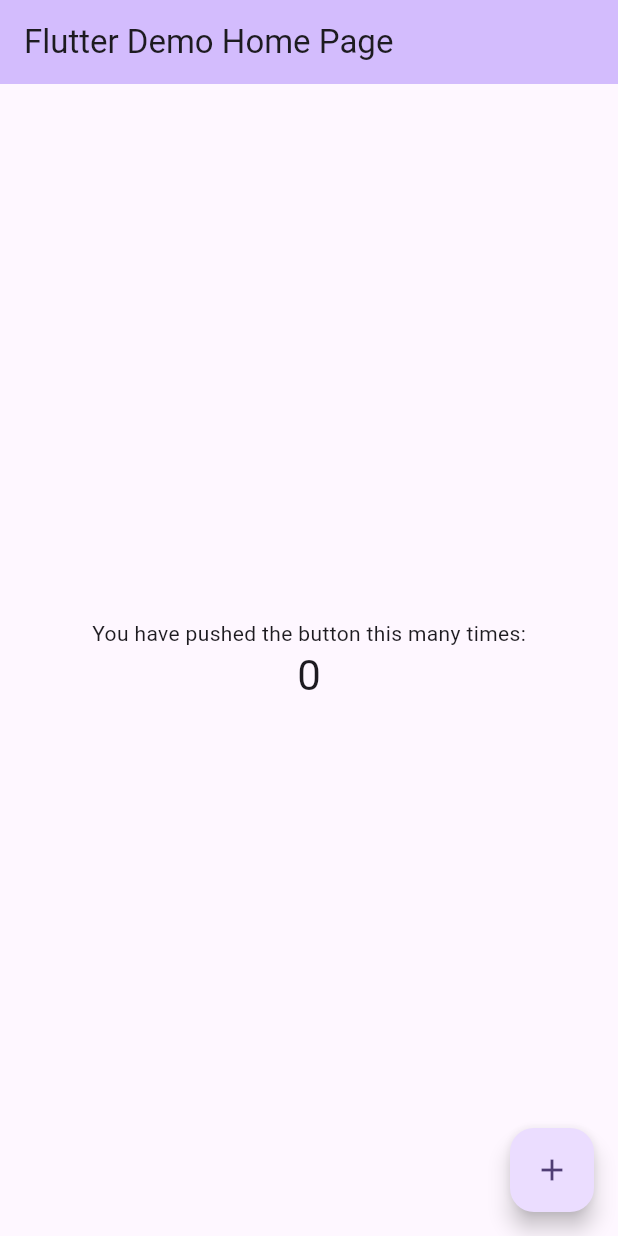
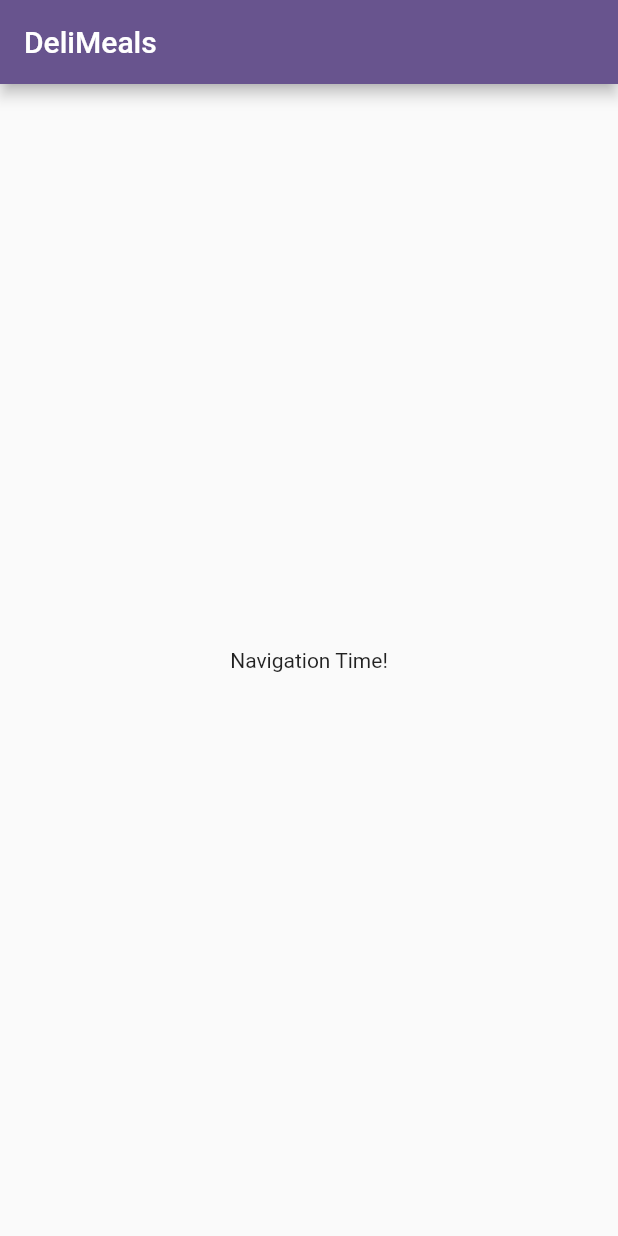
Before and after one commit to rholibobo/meals-app, a Flutter app: the screen it shows after launch, on a phone screen of 412 x 824 dp. Run offline on Flutter 3.47's test engine with Material 2 defaults, Android fonts, the phone set to English and light mode, and no system bars.

Commit message:
creating app folder structure

```diff
--- a/lib/main.dart
+++ b/lib/main.dart
@@ -1,3 +1,5 @@
+// ignore_for_file: prefer_const_constructors
+
 import 'package:flutter/material.dart';
 
 void main() {
@@ -13,113 +15,33 @@ class MyApp extends StatelessWidget {
     return MaterialApp(
       title: 'Flutter Demo',
       theme: ThemeData(
-        // This is the theme of your application.
-        //
-        // TRY THIS: Try running your application with "flutter run". You'll see
-        // the application has a blue toolbar. Then, without quitting the app,
-        // try changing the seedColor in the colorScheme below to Colors.green
-        // and then invoke "hot reload" (save your changes or press the "hot
-        // reload" button in a Flutter-supported IDE, or press "r" if you used
-        // the command line to start the app).
-        //
-        // Notice that the counter didn't reset back to zero; the application
-        // state is not lost during the reload. To reset the state, use hot
-        // restart instead.
-        //
-        // This works for code too, not just values: Most code changes can be
-        // tested with just a hot reload.
         colorScheme: ColorScheme.fromSeed(seedColor: Colors.deepPurple),
-        useMaterial3: true,
+
       ),
-      home: const MyHomePage(title: 'Flutter Demo Home Page'),
+      home: const MyHomePage(),
     );
   }
 }
 
 class MyHomePage extends StatefulWidget {
-  const MyHomePage({super.key, required this.title});
-
-  // This widget is the home page of your application. It is stateful, meaning
-  // that it has a State object (defined below) that contains fields that affect
-  // how it looks.
-
-  // This class is the configuration for the state. It holds the values (in this
-  // case the title) provided by the parent (in this case the App widget) and
-  // used by the build method of the State. Fields in a Widget subclass are
-  // always marked "final".
-
-  final String title;
+  const MyHomePage({
+    super.key,
+  });
 
   @override
   State<MyHomePage> createState() => _MyHomePageState();
 }
 
 class _MyHomePageState extends State<MyHomePage> {
-  int _counter = 0;
-
-  void _incrementCounter() {
-    setState(() {
-      // This call to setState tells the Flutter framework that something has
-      // changed in this State, which causes it to rerun the build method below
-      // so that the display can reflect the updated values. If we changed
-      // _counter without calling setState(), then the build method would not be
-      // called again, and so nothing would appear to happen.
-      _counter++;
-    });
-  }
-
   @override
   Widget build(BuildContext context) {
-    // This method is rerun every time setState is called, for instance as done
-    // by the _incrementCounter method above.
-    //
-    // The Flutter framework has been optimized to make rerunning build methods
-    // fast, so that you can just rebuild anything that needs updating rather
-    // than having to individually change instances of widgets.
     return Scaffold(
       appBar: AppBar(
-        // TRY THIS: Try changing the color here to a specific color (to
-        // Colors.amber, perhaps?) and trigger a hot reload to see the AppBar
-        // change color while the other colors stay the same.
-        backgroundColor: Theme.of(context).colorScheme.inversePrimary,
-        // Here we take the value from the MyHomePage object that was created by
-        // the App.build method, and use it to set our appbar title.
-        title: Text(widget.title),
+        title: Text('DeliMeals'),
       ),
       body: Center(
-        // Center is a layout widget. It takes a single child and positions it
-        // in the middle of the parent.
-        child: Column(
-          // Column is also a layout widget. It takes a list of children and
-          // arranges them vertically. By default, it sizes itself to fit its
-          // children horizontally, and tries to be as tall as its parent.
-          //
-          // Column has various properties to control how it sizes itself and
-          // how it positions its children. Here we use mainAxisAlignment to
-          // center the children vertically; the main axis here is the vertical
-          // axis because Columns are vertical (the cross axis would be
-          // horizontal).
-          //
-          // TRY THIS: Invoke "debug painting" (choose the "Toggle Debug Paint"
-          // action in the IDE, or press "p" in the console), to see the
-          // wireframe for each widget.
-          mainAxisAlignment: MainAxisAlignment.center,
-          children: <Widget>[
-            const Text(
-              'You have pushed the button this many times:',
-            ),
-            Text(
-              '$_counter',
-              style: Theme.of(context).textTheme.headlineMedium,
-            ),
-          ],
-        ),
+        child: Text('Navigation Time!'),
       ),
-      floatingActionButton: FloatingActionButton(
-        onPressed: _incrementCounter,
-        tooltip: 'Increment',
-        child: const Icon(Icons.add),
-      ), // This trailing comma makes auto-formatting nicer for build methods.
     );
   }
 }
```
Also changed, not shown: lib/categories_screen.dart (added, +22 -0 lines), lib/models/category.dart (added, +13 -0 lines).
